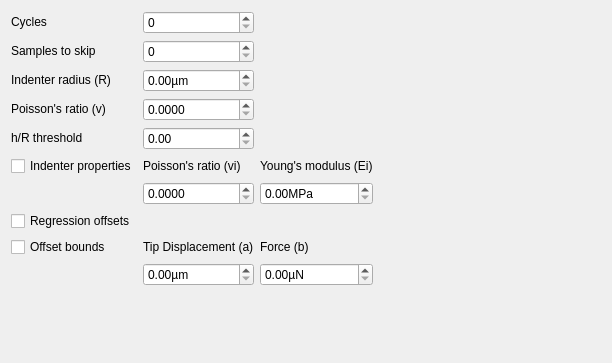
Old version of the form mech_analyser/experiment/microtester_g2/microindentation/view.ui in the repository ksonter95/InstronAnalyser.
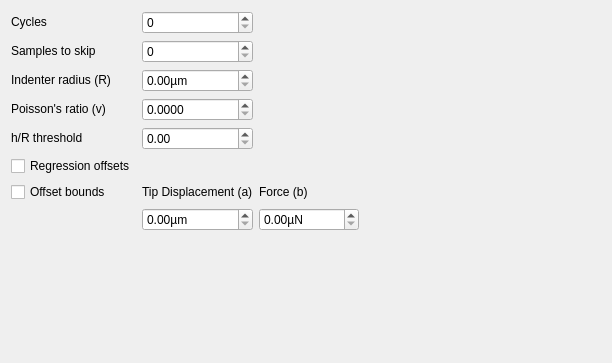
New version of the form.

Commit message: - removed indenter properties

Diff of the .ui file:
```diff
--- a/mech_analyser/experiment/microtester_g2/microindentation/view.ui
+++ b/mech_analyser/experiment/microtester_g2/microindentation/view.ui
@@ -43,7 +43,7 @@
      </property>
     </widget>
    </item>
-   <item row="0" column="3" rowspan="11">
+   <item row="0" column="3" rowspan="9">
     <spacer name="s_Horizontal">
      <property name="orientation">
       <enum>Qt::Orientation::Horizontal</enum>
@@ -116,7 +116,7 @@
       <string>µm</string>
      </property>
      <property name="maximum">
-      <double>9999.989999999999782</double>
+      <double>10000.0</double>
      </property>
     </widget>
    </item>
@@ -194,95 +194,6 @@
     </widget>
    </item>
    <item row="5" column="0">
-    <widget class="QCheckBox" name="cb_IndenterProperties">
-     <property name="sizePolicy">
-      <sizepolicy hsizetype="Fixed" vsizetype="Fixed">
-       <horstretch>0</horstretch>
-       <verstretch>0</verstretch>
-      </sizepolicy>
-     </property>
-     <property name="toolTip">
-      <string>If unchecked, the indenter is assumed to be rigid and will not mechanically deform, and therefore the indenter properties will be ignored in the calculation of the Young's modulus of the sample</string>
-     </property>
-     <property name="text">
-      <string>Indenter properties</string>
-     </property>
-    </widget>
-   </item>
-   <item row="5" column="1">
-    <widget class="QLabel" name="l_IndenterPoissonsRatio">
-     <property name="sizePolicy">
-      <sizepolicy hsizetype="Fixed" vsizetype="Fixed">
-       <horstretch>0</horstretch>
-       <verstretch>0</verstretch>
-      </sizepolicy>
-     </property>
-     <property name="toolTip">
-      <string>Poisson's ratio of the indenter.  This is the value of vi in the equation 1 / (E*) = (1 - v^2) / E + (1 - vi^2) / Ei.  If the indenter properties are ignored, then (1 - vi^2) / Ei will be set to 0.</string>
-     </property>
-     <property name="text">
-      <string>Poisson's ratio (vi)</string>
-     </property>
-    </widget>
-   </item>
-   <item row="5" column="2">
-    <widget class="QLabel" name="l_IndenterYoungsModulus">
-     <property name="sizePolicy">
-      <sizepolicy hsizetype="Fixed" vsizetype="Fixed">
-       <horstretch>0</horstretch>
-       <verstretch>0</verstretch>
-      </sizepolicy>
-     </property>
-     <property name="toolTip">
-      <string>Young's modulus of the indenter.  This is the value of Ei in the equation 1 / (E*) = (1 - v^2) / E + (1 - vi^2) / Ei.  If the indenter properties are ignored, then (1 - vi^2) / Ei will be set to 0.</string>
-     </property>
-     <property name="text">
-      <string>Young's modulus (Ei)</string>
-     </property>
-    </widget>
-   </item>
-   <item row="6" column="1">
-    <widget class="QDoubleSpinBox" name="sb_IndenterPoissonsRatio">
-     <property name="sizePolicy">
-      <sizepolicy hsizetype="Minimum" vsizetype="Fixed">
-       <horstretch>0</horstretch>
-       <verstretch>0</verstretch>
-      </sizepolicy>
-     </property>
-     <property name="toolTip">
-      <string>Poisson's ratio of the indenter.  This is the value of vi in the equation 1 / (E*) = (1 - v^2) / E + (1 - vi^2) / Ei.  If the indenter properties are ignored, then (1 - vi^2) / Ei will be set to 0.</string>
-     </property>
-     <property name="decimals">
-      <number>4</number>
-     </property>
-     <property name="maximum">
-      <double>0.500000000000000</double>
-     </property>
-     <property name="singleStep">
-      <double>0.001000000000000</double>
-     </property>
-    </widget>
-   </item>
-   <item row="6" column="2">
-    <widget class="QDoubleSpinBox" name="sb_IndenterYoungsModulus">
-     <property name="sizePolicy">
-      <sizepolicy hsizetype="Minimum" vsizetype="Fixed">
-       <horstretch>0</horstretch>
-       <verstretch>0</verstretch>
-      </sizepolicy>
-     </property>
-     <property name="toolTip">
-      <string>Young's modulus of the indenter.  This is the value of Ei in the equation 1 / (E*) = (1 - v^2) / E + (1 - vi^2) / Ei.  If the indenter properties are ignored, then (1 - vi^2) / Ei will be set to 0.</string>
-     </property>
-     <property name="suffix">
-      <string>MPa</string>
-     </property>
-     <property name="maximum">
-      <double>9999999.990000000223517</double>
-     </property>
-    </widget>
-   </item>
-   <item row="7" column="0">
     <widget class="QCheckBox" name="cb_RegressionOffsets">
      <property name="sizePolicy">
       <sizepolicy hsizetype="Fixed" vsizetype="Fixed">
@@ -298,7 +209,7 @@
      </property>
     </widget>
    </item>
-   <item row="8" column="0">
+   <item row="6" column="0">
     <widget class="QCheckBox" name="cb_OffsetBounds">
      <property name="sizePolicy">
       <sizepolicy hsizetype="Fixed" vsizetype="Fixed">
@@ -314,7 +225,7 @@
      </property>
     </widget>
    </item>
-   <item row="8" column="1">
+   <item row="6" column="1">
     <widget class="QLabel" name="l_OffsetTipDisplacement">
      <property name="sizePolicy">
       <sizepolicy hsizetype="Fixed" vsizetype="Fixed">
@@ -330,7 +241,7 @@
      </property>
     </widget>
    </item>
-   <item row="8" column="2">
+   <item row="6" column="2">
     <widget class="QLabel" name="l_OffsetForce">
      <property name="sizePolicy">
       <sizepolicy hsizetype="Fixed" vsizetype="Fixed">
@@ -346,7 +257,7 @@
      </property>
     </widget>
    </item>
-   <item row="9" column="1">
+   <item row="7" column="1">
     <widget class="QDoubleSpinBox" name="sb_OffsetTipDisplacement">
      <property name="toolTip">
       <string>Offset that relates the tip displacement and indentation depth.  It is the parameter a in the equation F = 4 / 3 * (E*) * R^0.5 * (h - a)^1.5 + b</string>
@@ -359,7 +270,7 @@
      </property>
     </widget>
    </item>
-   <item row="9" column="2">
+   <item row="7" column="2">
     <widget class="QDoubleSpinBox" name="sb_OffsetForce">
      <property name="toolTip">
       <string>Offset that relates the measured force and indentation force.  It is the parameter b in the equation F = 4 / 3 * (E*) * R^0.5 * (h - a)^1.5 + b</string>
@@ -372,7 +283,7 @@
      </property>
     </widget>
    </item>
-   <item row="10" column="0" colspan="3">
+   <item row="8" column="0" colspan="3">
     <spacer name="s_Vertical">
      <property name="orientation">
       <enum>Qt::Orientation::Vertical</enum>
```
Left out of the diff: 16 changed lines with no effect on the pictures. The commit also changes 2 other files.
